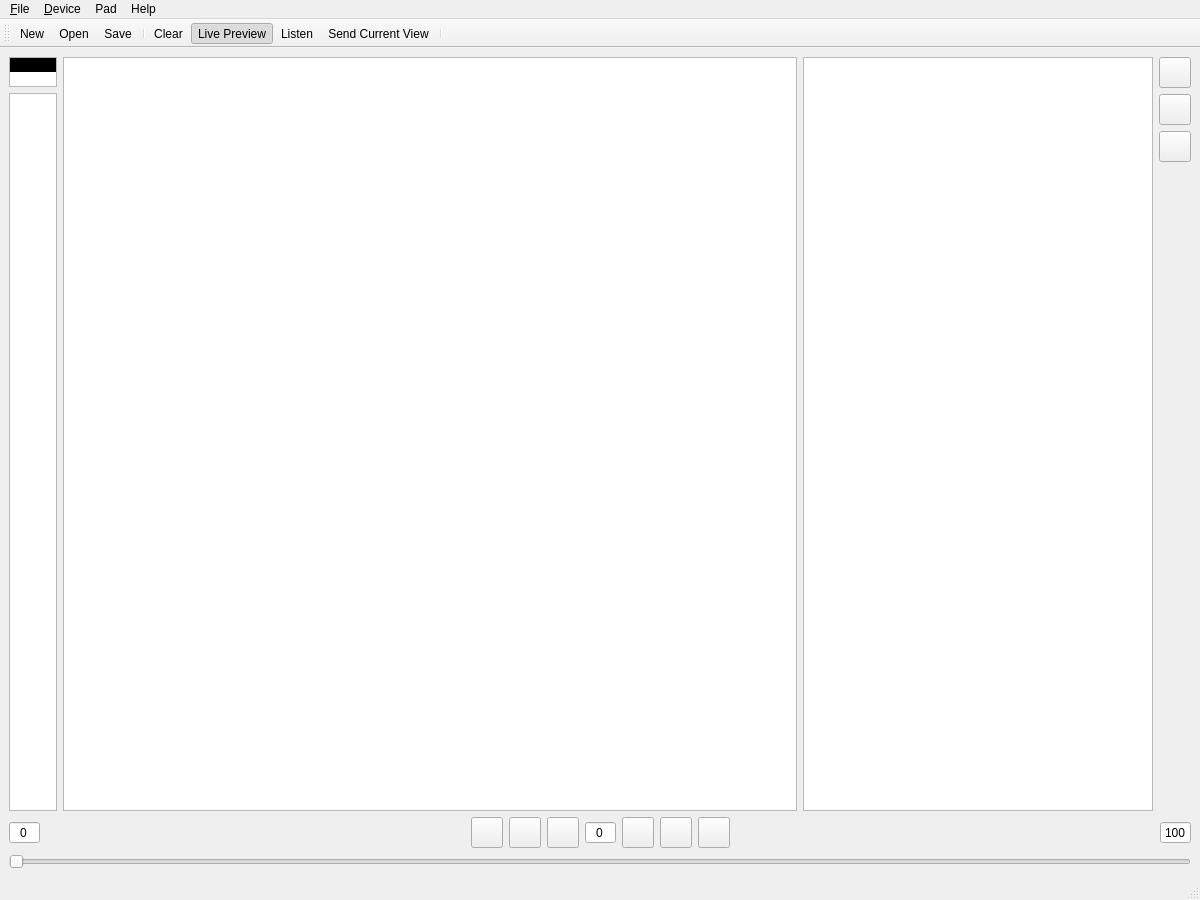
Above: mainanimation.ui from zaghaghi/launchpad-led-animator before the change. Below: the same form after it.
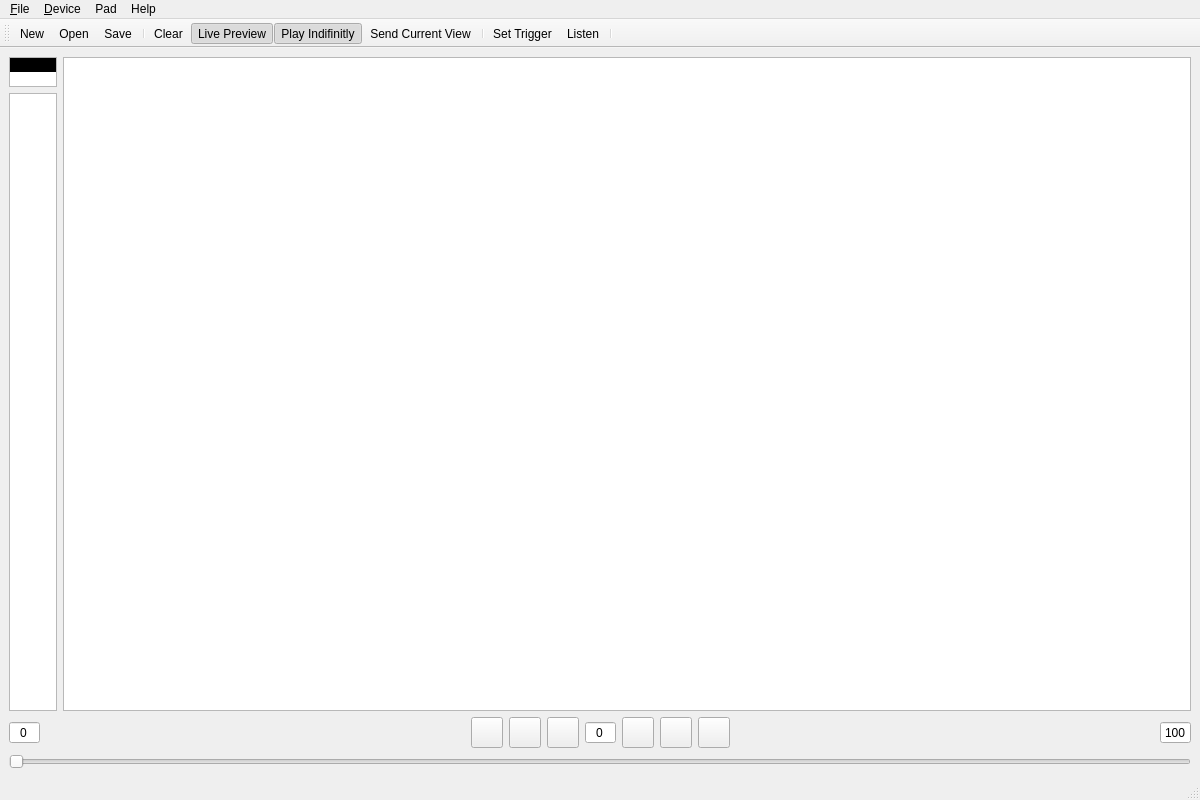
That is the form after the change. Icons and pictures are not drawn.

Commit message: add trigger and play on key down

```diff
--- a/mainanimation.ui
+++ b/mainanimation.ui
@@ -7,7 +7,7 @@
     <x>0</x>
     <y>0</y>
     <width>1200</width>
-    <height>900</height>
+    <height>800</height>
    </rect>
   </property>
   <property name="sizePolicy">
@@ -111,114 +111,6 @@
         </property>
        </widget>
       </item>
-      <item>
-       <widget class="QListWidget" name="animationsList">
-        <property name="sizePolicy">
-         <sizepolicy hsizetype="Minimum" vsizetype="Expanding">
-          <horstretch>0</horstretch>
-          <verstretch>0</verstretch>
-         </sizepolicy>
-        </property>
-        <property name="minimumSize">
-         <size>
-          <width>350</width>
-          <height>0</height>
-         </size>
-        </property>
-        <property name="statusTip">
-         <string>Animations list.</string>
-        </property>
-        <property name="alternatingRowColors">
-         <bool>true</bool>
-        </property>
-        <property name="selectionBehavior">
-         <enum>QAbstractItemView::SelectRows</enum>
-        </property>
-       </widget>
-      </item>
-      <item>
-       <layout class="QVBoxLayout" name="verticalLayout_2">
-        <property name="sizeConstraint">
-         <enum>QLayout::SetNoConstraint</enum>
-        </property>
-        <item>
-         <widget class="QToolButton" name="addAnimationBtn">
-          <property name="statusTip">
-           <string>Add a new animation</string>
-          </property>
-          <property name="text">
-           <string/>
-          </property>
-          <property name="icon">
-           <iconset resource="resource.qrc">
-            <normaloff>:/icons/Icons/plus-1.svg</normaloff>:/icons/Icons/plus-1.svg</iconset>
-          </property>
-          <property name="iconSize">
-           <size>
-            <width>24</width>
-            <height>24</height>
-           </size>
-          </property>
-         </widget>
-        </item>
-        <item>
-         <widget class="QToolButton" name="setAnimationTriggerBtn">
-          <property name="statusTip">
-           <string>Set animation trigger.</string>
-          </property>
-          <property name="text">
-           <string/>
-          </property>
-          <property name="icon">
-           <iconset resource="resource.qrc">
-            <normaloff>:/icons/Icons/trigger.svg</normaloff>:/icons/Icons/trigger.svg</iconset>
-          </property>
-          <property name="iconSize">
-           <size>
-            <width>24</width>
-            <height>24</height>
-           </size>
-          </property>
-          <property name="checkable">
-           <bool>true</bool>
-          </property>
-         </widget>
-        </item>
-        <item>
-         <widget class="QToolButton" name="removeAnimationBtn">
-          <property name="statusTip">
-           <string>Remove selected Animation</string>
-          </property>
-          <property name="text">
-           <string/>
-          </property>
-          <property name="icon">
-           <iconset resource="resource.qrc">
-            <normaloff>:/icons/Icons/minus-1.svg</normaloff>:/icons/Icons/minus-1.svg</iconset>
-          </property>
-          <property name="iconSize">
-           <size>
-            <width>24</width>
-            <height>24</height>
-           </size>
-          </property>
-         </widget>
-        </item>
-        <item>
-         <spacer name="verticalSpacer">
-          <property name="orientation">
-           <enum>Qt::Vertical</enum>
-          </property>
-          <property name="sizeHint" stdset="0">
-           <size>
-            <width>20</width>
-            <height>40</height>
-           </size>
-          </property>
-         </spacer>
-        </item>
-       </layout>
-      </item>
      </layout>
     </item>
     <item>
@@ -467,9 +359,12 @@
    <addaction name="separator"/>
    <addaction name="actionClear"/>
    <addaction name="actionLive_Preview"/>
-   <addaction name="actionListen"/>
+   <addaction name="actionPlay_Indifinitly"/>
    <addaction name="actionSend"/>
    <addaction name="separator"/>
+   <addaction name="actionSet_Trigger"/>
+   <addaction name="actionListen"/>
+   <addaction name="separator"/>
   </widget>
   <action name="action_Open">
    <property name="icon">
@@ -579,6 +474,36 @@
     <string>Listen</string>
    </property>
   </action>
+  <action name="actionSet_Trigger">
+   <property name="checkable">
+    <bool>true</bool>
+   </property>
+   <property name="icon">
+    <iconset resource="resource.qrc">
+     <normaloff>:/icons/Icons/trigger.svg</normaloff>:/icons/Icons/trigger.svg</iconset>
+   </property>
+   <property name="text">
+    <string>Set Trigger</string>
+   </property>
+   <property name="statusTip">
+    <string>Click on a rectangle to set a trigger.</string>
+   </property>
+  </action>
+  <action name="actionPlay_Indifinitly">
+   <property name="checkable">
+    <bool>true</bool>
+   </property>
+   <property name="checked">
+    <bool>true</bool>
+   </property>
+   <property name="icon">
+    <iconset resource="resource.qrc">
+     <normaloff>:/icons/Icons/loop.svg</normaloff>:/icons/Icons/loop.svg</iconset>
+   </property>
+   <property name="text">
+    <string>Play Indifinitly</string>
+   </property>
+  </action>
  </widget>
  <tabstops>
   <tabstop>curEdit</tabstop>
```
Left out of the diff: 3 changed lines with no effect on the pictures. The commit also changes 11 other files.
